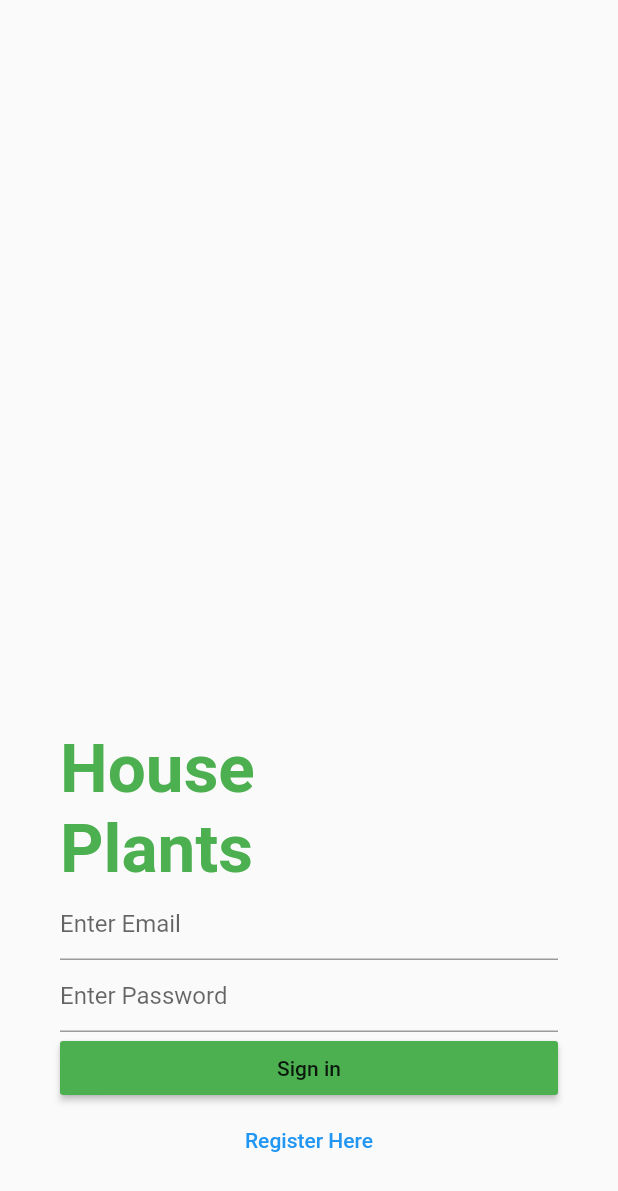
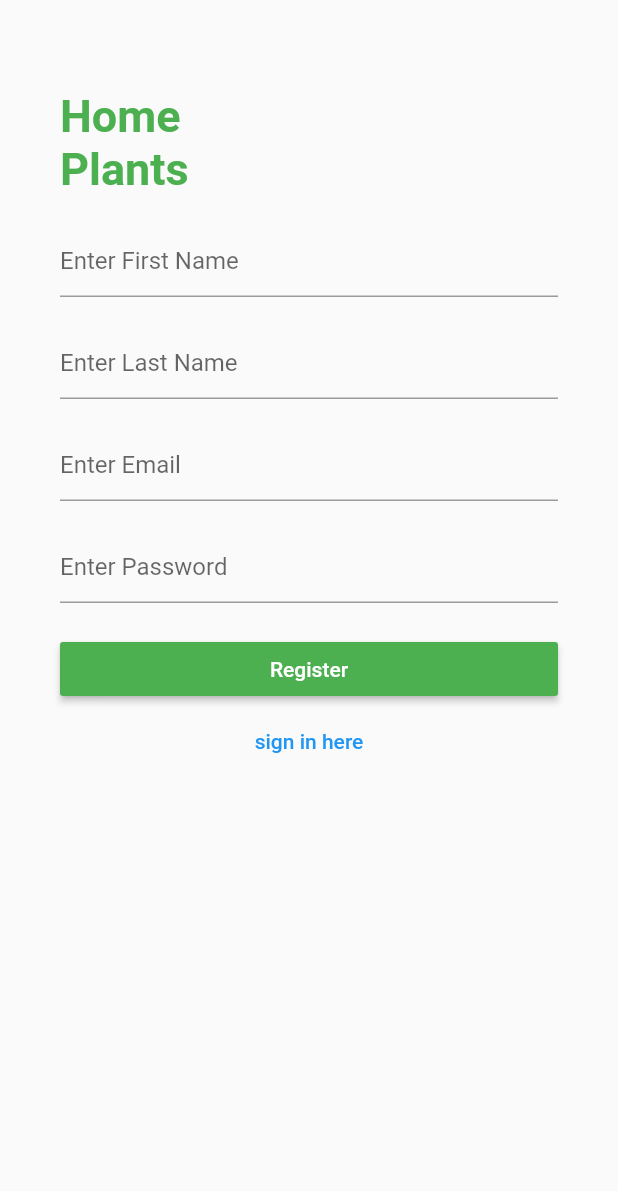
Before and after one commit to naing-lin-tun-creater/flutter-learn-project-1, a Flutter app: the screen it shows after launch, after a tap on "Register Here", on a phone screen of 412 x 824 dp. Shown: the top 1191 px of the screen. Run offline on Flutter 3.47's test engine with Material 2 defaults, Android fonts, the phone set to English and light mode, and no system bars; missing offline and left inert: dart:ffi.

Commit message:
register form

```diff
--- a/lib/main.dart
+++ b/lib/main.dart
@@ -7,6 +7,7 @@ import 'package:flutter_part_1/part_18_pageview.dart';
 import 'package:flutter_part_1/part_19_listview_exercise.dart';
 import 'package:flutter_part_1/part_20_and_21_player_app.dart';
 import 'package:flutter_part_1/part_23_login.dart';
+import 'package:flutter_part_1/part_24_register.dart';
 
 import 'my_home.dart';
 import 'my_widget.dart';
@@ -22,7 +23,8 @@ void main(){
     //   home: Part19ListViewExercise(),
     //   home: Part2021PlayerApp(),
     //   home: Page1(),
-      home: LoginPagePart23(),
+        home: LoginPagePart23(),
+    //   home: RegisterPart24(),
       theme: ThemeData(
         primarySwatch: Colors.green
       ),
--- a/lib/part_23_login.dart
+++ b/lib/part_23_login.dart
@@ -1,4 +1,5 @@
 import 'package:flutter/material.dart';
+import 'package:flutter_part_1/part_24_register.dart';
 
 class LoginPagePart23 extends StatefulWidget {
   @override
@@ -59,7 +60,11 @@ class _LoginPagePart23State extends State<LoginPagePart23> {
                       // ignore: missing_return
                       validator: (str){
                         if(str.isEmpty){
-                          return "required";
+                          return "required password";
+                        }
+
+                        if(str.length<5){
+                          return "at least 5 character";
                         }
                       },
 
@@ -91,7 +96,10 @@ class _LoginPagePart23State extends State<LoginPagePart23> {
                       child: FlatButton(
                         textColor: Colors.blue,
                         onPressed: (){
-
+                          // ignore: missing_return
+                          Navigator.of(context).push(MaterialPageRoute(builder: (BuildContext context){
+                            return RegisterPart24();
+                          },));
                         },
                         child: Text("Register Here"),
                       ),
--- /dev/null
+++ b/lib/part_24_register.dart
@@ -0,0 +1,143 @@
+import 'package:flutter/material.dart';
+
+class RegisterPart24 extends StatefulWidget {
+  @override
+  _RegisterPart24State createState() => _RegisterPart24State();
+}
+
+class _RegisterPart24State extends State<RegisterPart24> {
+
+  var _formKey = GlobalKey<FormState>();
+
+  @override
+  Widget build(BuildContext context) {
+    return SafeArea(
+      child: Scaffold(
+        body: SingleChildScrollView(
+          child: Column(
+            mainAxisAlignment: MainAxisAlignment.spaceBetween,
+           children: [
+             Container(),
+              Padding(
+                padding: const EdgeInsets.all(40.0),
+                child: Form(
+                  key: _formKey,
+                  child: Column(
+                    crossAxisAlignment: CrossAxisAlignment.start,
+                    children: [
+                      SizedBox(height: 20.0,),
+                      Text("Home\nPlants",style: TextStyle(
+                        fontSize: 30.0,
+                        fontWeight: FontWeight.bold,
+                        color: Colors.green,
+                      ),),
+
+                      SizedBox(height: 20.0,),
+
+                      TextFormField(
+                        onSaved: (str){
+                          print(str);
+                        },
+
+                        // ignore: missing_return
+                        validator: (str){
+                          if(str.isEmpty){
+                            return "required";
+                          }
+                        },
+                        decoration: InputDecoration(
+                          hintText: "Enter First Name"
+                        ),
+                      ),
+
+                      SizedBox(height: 20.0,),
+                      TextFormField(
+                        onSaved: (str){
+                          print(str);
+                        },
+
+                        // ignore: missing_return
+                        validator: (str){
+                          if(str.isEmpty){
+                            return "required";
+                          }
+                        },
+
+                        decoration: InputDecoration(
+                          hintText: "Enter Last Name"
+                        ),
+                      ),
+
+                      SizedBox(height: 20.0,),
+                      TextFormField(
+                        onSaved: (str){
+                          print(str);
+                        },
+
+                        // ignore: missing_return
+                        validator: (str){
+                          if(str.isEmpty){
+                            return "required";
+                          }
+                        },
+
+                        decoration: InputDecoration(
+                          hintText: "Enter Email"
+                        ),
+                      ),
+
+                      SizedBox(height: 20.0,),
+                      TextFormField(
+
+                        onSaved: (str){
+                          print(str);
+                        },
+
+                        // ignore: missing_return
+                        validator: (str){
+                          if(str.isEmpty){
+                            return "required";
+                          }
+                        },
+
+                        decoration: InputDecoration(
+                          hintText: "Enter Password"
+                        ),
+                      ),
+
+                      SizedBox(height: 20.0,),
+                      Container(
+                        width: double.infinity,
+                        child: RaisedButton(
+                          onPressed: (){
+                            if(_formKey.currentState.validate()){
+                              _formKey.currentState.save();
+                            }
+                          },
+                          child: Text("Register"),
+                          color: Colors.green,
+                          textColor: Colors.white,
+                        ),
+                      ),
+
+                      Container(
+                        width: double.infinity,
+                        child: FlatButton(
+                          onPressed: (){
+                            Navigator.of(context).pop();
+                          },
+                          child: Text("sign in here"),
+                          textColor: Colors.blue,
+                        ),
+                      )
+                    ],
+                  ),
+                ),
+              ),
+           ],
+          ),
+        ),
+      ),
+    );
+  }
+}
```
